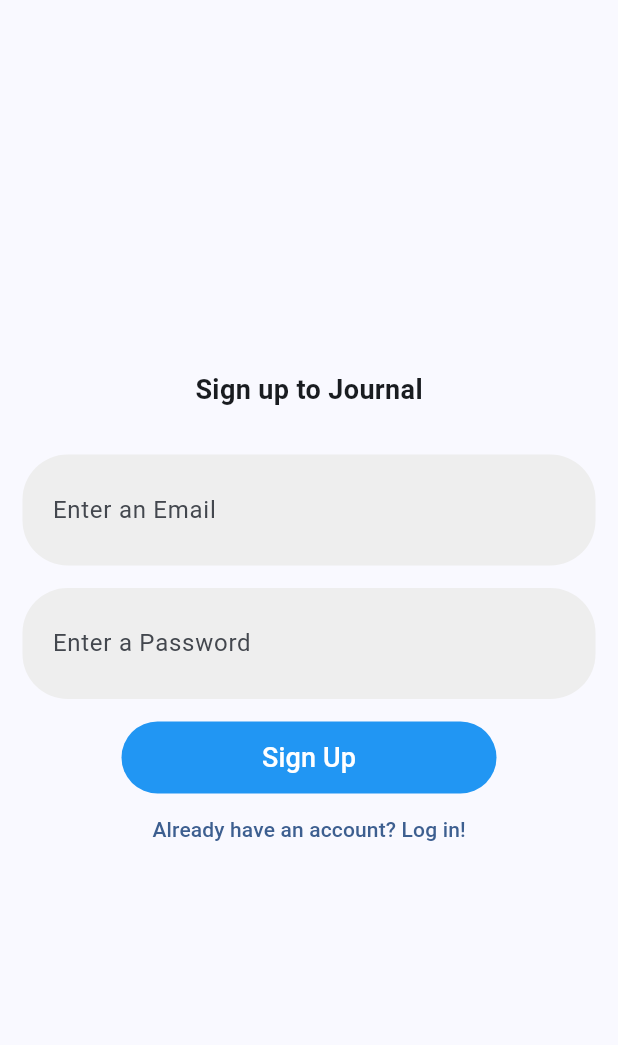
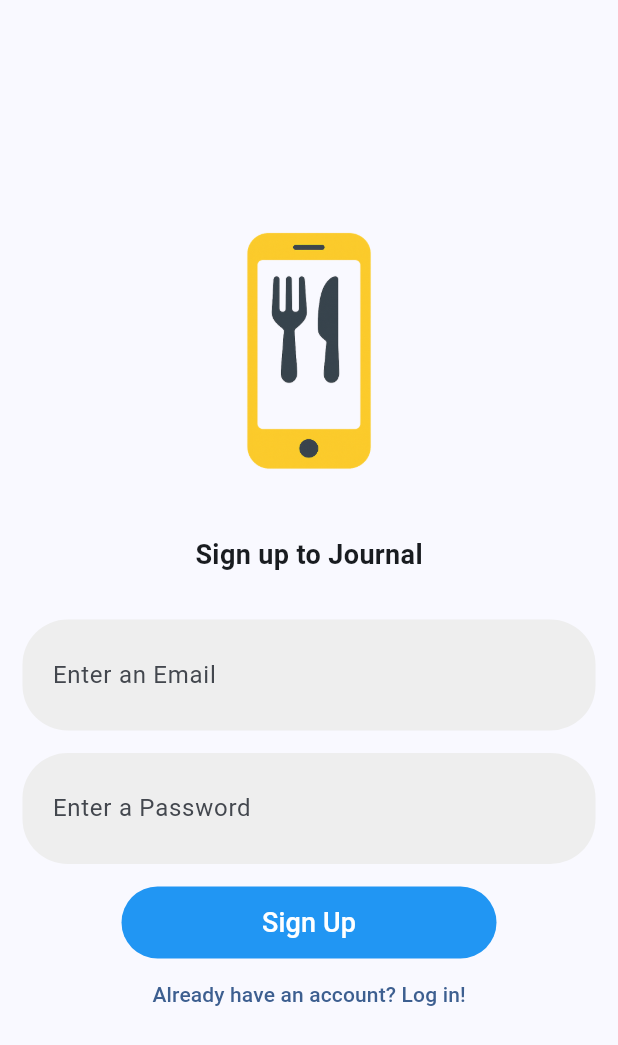
Before and after one commit to JKodes/flutt-lesson, a Flutter app: the SignUp screen opened directly, on a phone screen of 412 x 824 dp. Shown: the top 1045 px of the screen. Run offline on Flutter 3.47's test engine with Material 3 defaults, Android fonts, the phone set to English and light mode, and no system bars.

Commit message:
add logo to the signup page

```diff
--- a/lib/signup.dart
+++ b/lib/signup.dart
@@ -22,6 +22,8 @@ class _SignUpState extends State<SignUp> {
         child: Column(
           mainAxisAlignment: MainAxisAlignment.center,
           children: <Widget>[
+            const Image(image: AssetImage('assets/logo.png'), width: 200),
+            const SizedBox(height: 20),
             const Text(
               "Sign up to Journal",
               style: TextStyle(fontSize: 18, fontWeight: FontWeight.bold),
@@ -108,7 +110,7 @@ class _SignUpState extends State<SignUp> {
             TextButton(
               onPressed: () {
                 Navigator.of(
-                  context
+                  context,
                 ).pop(MaterialPageRoute(builder: (context) => const SignUp()));
               },
               child: Text("Already have an account? Log in!"),
```
